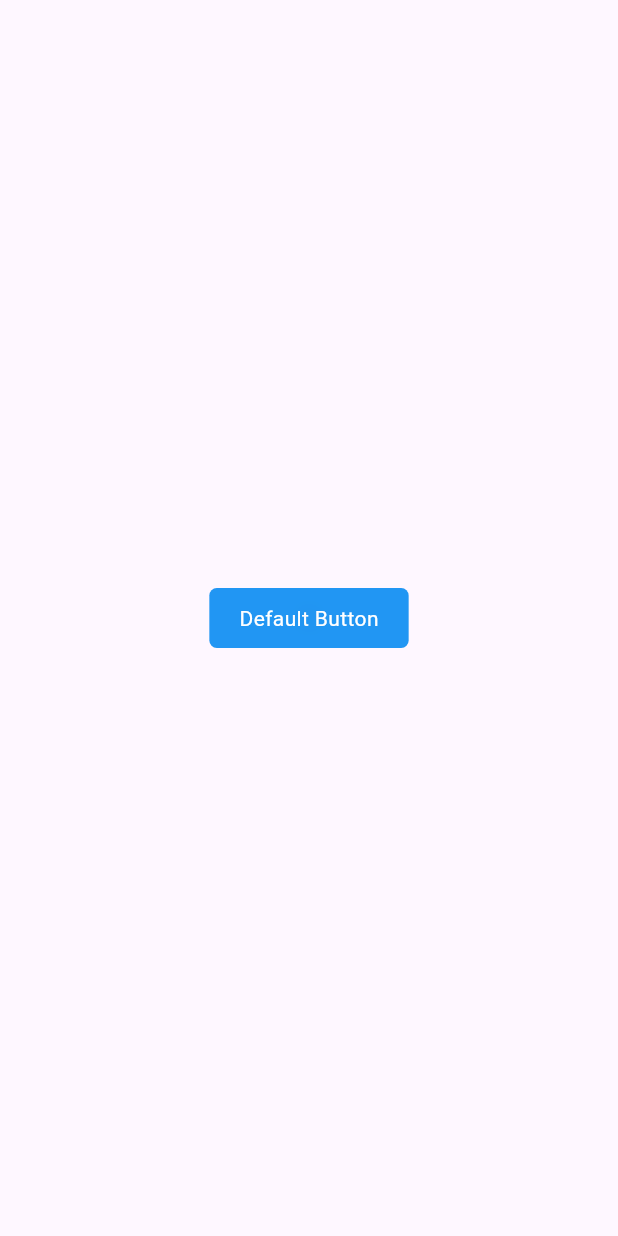
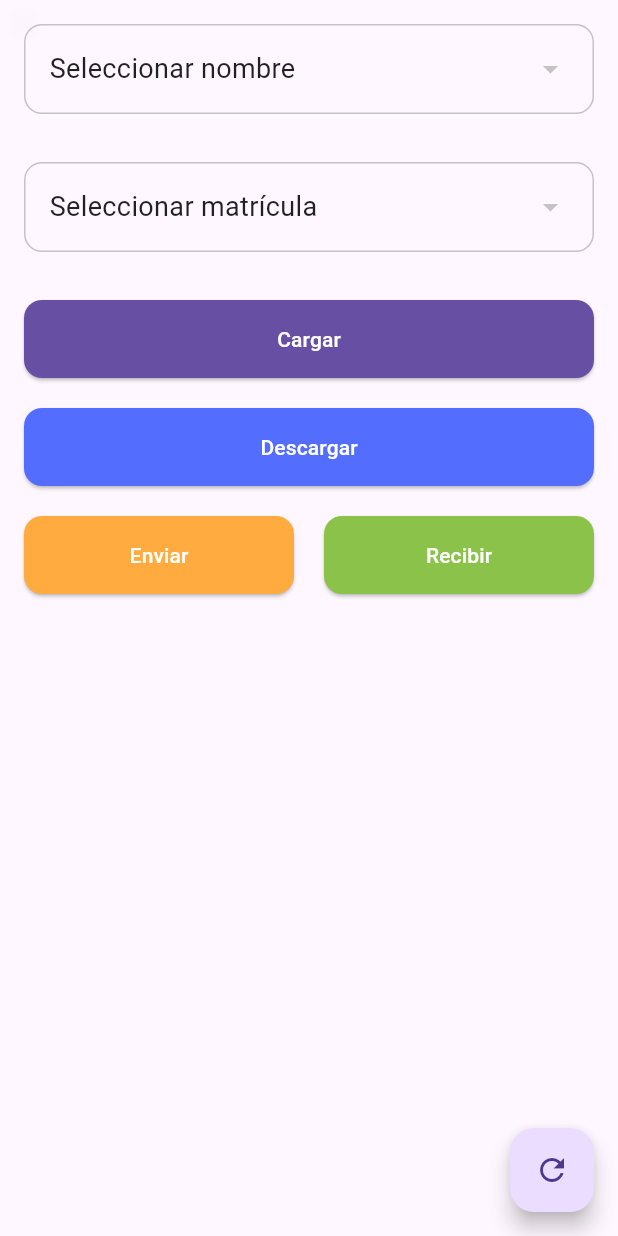
Before and after one commit to rubnuncot/corderos, a Flutter app: the HomeScreen screen opened directly, on a phone screen of 412 x 824 dp. Run offline on Flutter 3.47's test engine with Material 3 defaults, Android fonts, the phone set to English and light mode, and no system bars; our stand-ins replace bloc, flutter_bloc, font_awesome_flutter, go_router, salomon_bottom_bar, shared_preferences; missing offline and left inert: reflectable, sqflite_simple_dao_backend; accounts and stored records are empty; statements that could not run were skipped.

Commit message:
Pantalla de HomeScreeen básica para comenzar a realizar implementaciones. Contiene dos desplegables con valores predeterminados, para que se puedan cambiar por valores reales. El botón descargar despliega un panel y cargar te devuelve a la vista de cargar.

```diff
--- /dev/null
+++ b/devtools_options.yaml
@@ -0,0 +1,3 @@
+description: This file stores settings for Dart & Flutter DevTools.
+documentation: https://docs.flutter.dev/tools/devtools/extensions#configure-extension-enablement-states
+extensions:
--- a/lib/presentation/screens/home_screen.dart
+++ b/lib/presentation/screens/home_screen.dart
@@ -1,31 +1,97 @@
 import 'package:corderos_app/presentation/!presentation.dart';
+import 'package:corderos_app/repository/!repository.dart';
 import 'package:flutter/material.dart';
 import 'package:flutter_bloc/flutter_bloc.dart';
 
-import '../../repository/!repository.dart';
 
 class HomeScreen extends StatelessWidget {
   static const String name = "Inicio";
-  const HomeScreen({super.key});
 
   @override
   Widget build(BuildContext context) {
-
+    final navigator = context.read<NavigatorBloc>();
     final openPanel = context.read<OpenPanelBloc>();
 
-    return Stack(
-      children: [
-        Center(
-          child: DefaultButton(
-            onPressed: () => openPanel.openPanel(),
-          ),
+    return Scaffold(
+      body: Padding(
+        padding: const EdgeInsets.all(16.0),
+        child: Stack(
+          children: [
+            Column(
+              crossAxisAlignment: CrossAxisAlignment.stretch,
+              children: [
+                CustomDropdown(
+                  hint: 'Seleccionar nombre',
+                  items: ['Cuco', 'Paco', 'Juli'],
+                  onChanged: (String newValue) {
+                    // TODO: Agregar lógica de cambio
+                  },
+                ),
+                const SizedBox(height: 20),
+                CustomDropdown(
+                  hint: 'Seleccionar matrícula',
+                  items: ['Matrícula 1', 'Matrícula 2', 'Matrícula 3'],
+                  onChanged: (String newValue) {
+                    // TODO: Agregar lógica de cambio
+                  },
+                ),
+                const SizedBox(height: 20),
+                ActionButton(
+                  text: 'Cargar',
+                  onPressed: () {
+                    navigator.push(const BurdenScreen(), 1, 'Carga');
+                  },
+                  backgroundColor: Theme.of(context).primaryColor,
+                  textColor: Colors.white,
+                ),
+                const SizedBox(height: 20),
+                ActionButton(
+                  text: 'Descargar',
+                  onPressed: () {
+                    openPanel.openPanel();
+                  },
+                  backgroundColor: Colors.indigoAccent,
+                  textColor: Colors.white,
+                ),
+                const SizedBox(height: 20),
+                Row(
+                  children: [
+                    Expanded(
+                      child: ActionButton(
+                        text: 'Enviar',
+                        onPressed: () {
+                          // TODO: Agregar lógica del tercer botón
+                        },
+                        backgroundColor: Colors.orangeAccent,
+                        textColor: Colors.white,
+                      ),
+                    ),
+                    const SizedBox(width: 20),
+                    Expanded(
+                      child: ActionButton(
+                        text: 'Recibir',
+                        onPressed: () {
+                          // TODO: Agregar lógica del cuarto botón
+                        },
+                        backgroundColor: Colors.lightGreen,
+                        textColor: Colors.white,
+                      ),
+                    ),
+                  ],
+                ),
+              ],
+            ),
+            Panel(size: MediaQuery.of(context).size)
+          ],
         ),
-        Center(
-          child: Panel(
-            size: MediaQuery.of(context).size,
-          ),
-        )
-      ]
+      ),
+      floatingActionButton: FloatingActionButton(
+        onPressed: () {
+          // TODO: Agregar lógica del botón flotante
+        },
+        child: const Icon(Icons.refresh),
+      ),
+      floatingActionButtonLocation: FloatingActionButtonLocation.endFloat,
     );
   }
 }
--- a/lib/presentation/widgets/!widgets.dart
+++ b/lib/presentation/widgets/!widgets.dart
@@ -2,3 +2,5 @@ export './custom_table.dart';
 export './layout.dart';
 export './default_button.dart';
 export './panel.dart';
+export './cool_dropdown.dart';
+export './custom_home_button.dart';
--- /dev/null
+++ b/lib/presentation/widgets/cool_dropdown.dart
@@ -0,0 +1,142 @@
+import 'package:flutter/material.dart';
+
+class CustomDropdown extends StatefulWidget {
+  final String hint;
+  final List<String> items;
+  final void Function(String)? onChanged;
+
+  const CustomDropdown({
+    required this.hint,
+    required this.items,
+    this.onChanged,
+    Key? key,
+  }) : super(key: key);
+
+  @override
+  _CustomDropdownState createState() => _CustomDropdownState();
+}
+
+class _CustomDropdownState extends State<CustomDropdown>
+    with SingleTickerProviderStateMixin {
+  late String selectedValue;
+  late AnimationController _animationController;
+  bool _isExpanded = false;
+
+  @override
+  void initState() {
+    super.initState();
+    selectedValue = widget.hint;
+    _animationController = AnimationController(
+      vsync: this,
+      duration: Duration(milliseconds: 200),
+    );
+  }
+
+  @override
+  Widget build(BuildContext context) {
+    return Column(
+      crossAxisAlignment: CrossAxisAlignment.stretch,
+      children: [
+        GestureDetector(
+          onTap: _toggleDropdown,
+          child: Container(
+            padding: const EdgeInsets.symmetric(horizontal: 16, vertical: 16),
+            decoration: BoxDecoration(
+              border: Border.all(
+                color: Colors.grey.withOpacity(0.6),
+              ),
+              borderRadius: BorderRadius.circular(12.0),
+            ),
+            child: Row(
+              mainAxisAlignment: MainAxisAlignment.spaceBetween,
+              children: [
+                Expanded(
+                  child: Text(
+                    selectedValue,
+                    style: const TextStyle(
+                      fontSize: 18,
+                      color: Colors.black87,
+                    ),
+                  ),
+                ),
+                RotationTransition(
+                  turns: Tween<double>(begin: 0, end: 0.5).animate(_animationController),
+                  child: Icon(
+                    Icons.arrow_drop_down,
+                    color: Colors.grey.withOpacity(0.6),
+                  ),
+                ),
+              ],
+            ),
+          ),
+        ),
+        const SizedBox(height: 12),
+        AnimatedOpacity(
+          opacity: _isExpanded ? 1 : 0,
+          duration: const Duration(milliseconds: 200),
+          curve: Curves.easeInOut,
+          child: SizeTransition(
+            sizeFactor: _animationController.drive(Tween(begin: 0, end: 1)),
+            axisAlignment: -1,
+            child: Container(
+              width: double.infinity,
+              decoration: BoxDecoration(
+                border: Border.all(
+                  color: Colors.grey.withOpacity(0.6),
+                ),
+                borderRadius: BorderRadius.circular(12.0),
+              ),
+              child: Column(
+                children: widget.items.map((item) {
+                  return InkWell(
+                    onTap: () => _handleSelection(item),
+                    child: SizedBox(
+                      width: double.infinity,
+                      child: Container(
+                        padding: const EdgeInsets.symmetric(horizontal: 16, vertical: 16),
+                        decoration: BoxDecoration(
+                          border: Border(
+                            bottom: BorderSide(
+                              color: Colors.grey.withOpacity(0.6),
+                            ),
+                          ),
+                        ),
+                        child: Text(
+                          item,
+                          style: const TextStyle(
+                            fontSize: 18,
+                            color: Colors.black87,
+                          ),
+                        ),
+                      ),
+                    ),
+                  );
+                }).toList(),
+              ),
+            ),
+          ),
+        ),
+      ],
+    );
+  }
+
+  void _toggleDropdown() {
+    setState(() => _isExpanded = !_isExpanded);
+    _isExpanded ? _animationController.forward() : _animationController.reverse();
+  }
+
+  void _handleSelection(String item) {
+    setState(() {
+      selectedValue = item;
+      _isExpanded = false;
+    });
+    _animationController.reverse();
+    widget.onChanged?.call(item);
+  }
+
+  @override
+  void dispose() {
+    _animationController.dispose();
+    super.dispose();
+  }
+}
--- /dev/null
+++ b/lib/presentation/widgets/custom_home_button.dart
@@ -0,0 +1,37 @@
+import 'package:flutter/material.dart';
+
+class ActionButton extends StatelessWidget {
+  final String text;
+  final VoidCallback onPressed;
+  final Color backgroundColor;
+  final Color textColor;
+
+  const ActionButton({
+    required this.text,
+    required this.onPressed,
+    required this.backgroundColor,
+    required this.textColor,
+    Key? key,
+  }) : super(key: key);
+
+  @override
+  Widget build(BuildContext context) {
+    return SizedBox(
+      width: double.infinity,
+      child: ElevatedButton(
+        onPressed: onPressed,
+        style: ElevatedButton.styleFrom(
+          padding: const EdgeInsets.symmetric(vertical: 16),
+          backgroundColor: backgroundColor,
+          shape: RoundedRectangleBorder(
+            borderRadius: BorderRadius.circular(12.0),
+          ),
+        ),
+        child: Text(
+          text,
+          style: TextStyle(color: textColor),
+        ),
+      ),
+    );
+  }
+}
--- a/lib/presentation/widgets/layout.dart
+++ b/lib/presentation/widgets/layout.dart
@@ -21,7 +21,7 @@ class Layout extends StatelessWidget {
   Widget build(BuildContext context) {
 
     final Map<int, Widget> screens = {
-      0: const HomeScreen(),
+      0: HomeScreen(),
       1: const BurdenScreen(),
       2: const TicketSelectionScreen(),
       3: const SettingsScreen(),
--- a/lib/presentation/widgets/panel.dart
+++ b/lib/presentation/widgets/panel.dart
@@ -17,7 +17,7 @@ class Panel extends StatelessWidget {
         duration: const Duration(milliseconds: 200),
         curve: Curves.easeOut,
         height: openPanelState.isOpen ? size.height * 0.7 : 0,
-        width: openPanelState.isOpen ? size.width * 0.9 : 0,
+        width: openPanelState.isOpen ? size.width * 0.95 : 0,
         decoration: BoxDecoration(
           color: Colors.grey.shade200,
           borderRadius: BorderRadius.circular(10),
--- a/lib/repository/blocs/cubits/navigator_bloc.dart
+++ b/lib/repository/blocs/cubits/navigator_bloc.dart
@@ -19,5 +19,6 @@ class NavigatorState {
   final int index;
   final String name;
 
-  NavigatorState({this.screen = const HomeScreen(), this.index = 0, this.name = HomeScreen.name});
+  NavigatorState({Widget? screen, this.index = 0, this.name = HomeScreen.name})
+      : screen = screen ?? HomeScreen();
 }
--- a/pubspec.yaml
+++ b/pubspec.yaml
@@ -32,6 +32,7 @@ dependencies:
     sdk: flutter
 
 
+
   # The following adds the Cupertino Icons font to your application.
   # Use with the CupertinoIcons class for iOS style icons.
   cupertino_icons: ^1.0.6
@@ -52,6 +53,7 @@ dependencies:
 
   bloc: any
   shared_preferences: ^2.2.2
+  cool_dropdown: ^2.1.0
 dev_dependencies:
   flutter_test:
     sdk: flutter
```
Also changed, not shown: pubspec.lock.
